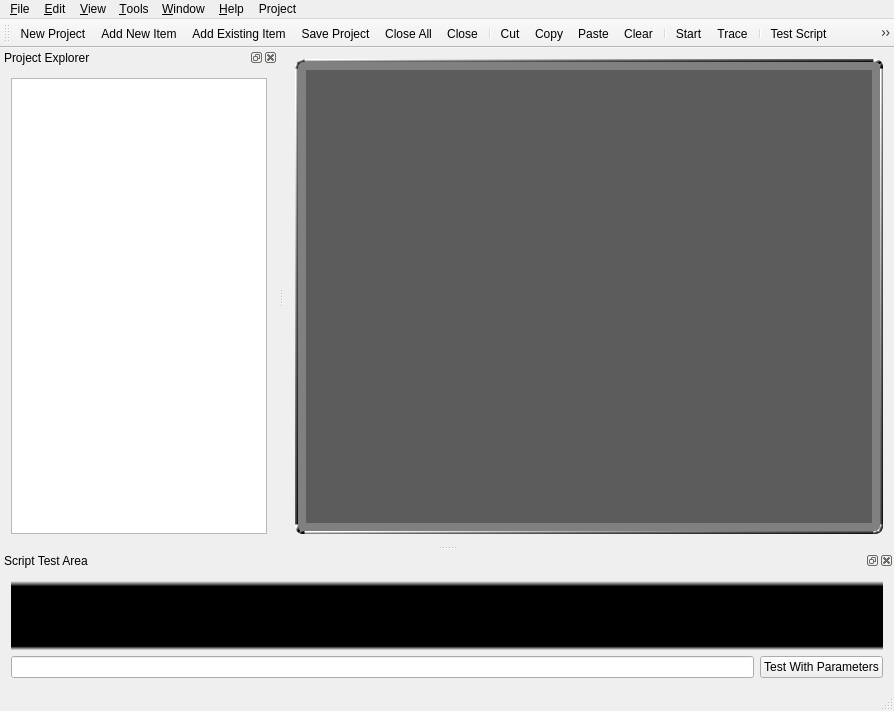
Old version of the form gxbdev/GxMainWindow.ui in the repository osirisgothra/gxbh.
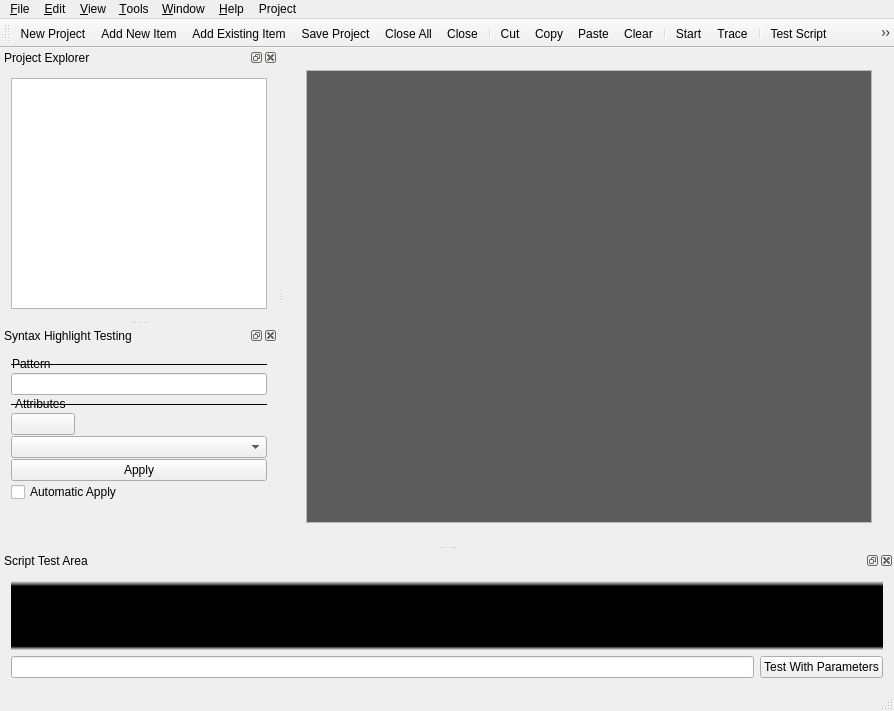
New version of the form. Icons and pictures are not drawn. Custom widgets are drawn as their Qt base class.

Patch:
```diff
--- a/gxbdev/GxMainWindow.ui
+++ b/gxbdev/GxMainWindow.ui
@@ -10,6 +10,12 @@
     <height>711</height>
    </rect>
   </property>
+  <property name="minimumSize">
+   <size>
+    <width>122</width>
+    <height>32</height>
+   </size>
+  </property>
   <property name="windowTitle">
    <string>GxMainWindow</string>
   </property>
@@ -20,18 +26,17 @@
       <property name="autoFillBackground">
        <bool>false</bool>
       </property>
-      <property name="styleSheet">
-       <string notr="true">border: 3px solid; border-radius: 8px; background-color: gray;
-border-color: qlineargradient(spread:pad, x1:0, y1:0, x2:1, y2:1, stop:0.122905 rgba(255, 255, 255, 255), stop:0.486034 rgba(109, 109, 109, 255), stop:1 rgba(0, 0, 0, 255));</string>
-      </property>
       <layout class="QHBoxLayout" name="horizontalLayout_5">
        <item>
         <widget class="QMdiArea" name="mdiArea">
          <property name="autoFillBackground">
           <bool>false</bool>
          </property>
-         <property name="styleSheet">
-          <string notr="true">border: none;</string>
+         <property name="frameShape">
+          <enum>QFrame::StyledPanel</enum>
+         </property>
+         <property name="frameShadow">
+          <enum>QFrame::Sunken</enum>
          </property>
          <property name="background">
           <brush brushstyle="SolidPattern">
@@ -180,6 +185,12 @@
   </widget>
   <widget class="QStatusBar" name="statusBar"/>
   <widget class="QDockWidget" name="dockWidget">
+   <property name="floating">
+    <bool>false</bool>
+   </property>
+   <property name="features">
+    <set>QDockWidget::AllDockWidgetFeatures</set>
+   </property>
    <property name="windowTitle">
     <string>Project Explorer</string>
    </property>
@@ -268,6 +279,125 @@
     </layout>
    </widget>
   </widget>
+  <widget class="QDockWidget" name="dockWidget_2">
+   <property name="minimumSize">
+    <size>
+     <width>260</width>
+     <height>186</height>
+    </size>
+   </property>
+   <property name="maximumSize">
+    <size>
+     <width>2442</width>
+     <height>524287</height>
+    </size>
+   </property>
+   <property name="floating">
+    <bool>true</bool>
+   </property>
+   <property name="features">
+    <set>QDockWidget::AllDockWidgetFeatures</set>
+   </property>
+   <property name="allowedAreas">
+    <set>Qt::AllDockWidgetAreas</set>
+   </property>
+   <property name="windowTitle">
+    <string>Syntax Highlight Testing</string>
+   </property>
+   <attribute name="dockWidgetArea">
+    <number>1</number>
+   </attribute>
+   <widget class="QWidget" name="dockWidgetContents_3">
+    <layout class="QVBoxLayout" name="verticalLayout_2" stretch="0,0,0,0,0,0,0,1">
+     <property name="spacing">
+      <number>1</number>
+     </property>
+     <item>
+      <widget class="QLabel" name="label">
+       <property name="layoutDirection">
+        <enum>Qt::LeftToRight</enum>
+       </property>
+       <property name="frameShape">
+        <enum>QFrame::HLine</enum>
+       </property>
+       <property name="text">
+        <string>Pattern</string>
+       </property>
+       <property name="indent">
+        <number>0</number>
+       </property>
+      </widget>
+     </item>
+     <item>
+      <widget class="QLineEdit" name="sh_pattern"/>
+     </item>
+     <item>
+      <widget class="QLabel" name="label_2">
+       <property name="frameShape">
+        <enum>QFrame::HLine</enum>
+       </property>
+       <property name="text">
+        <string>Attributes</string>
+       </property>
+      </widget>
+     </item>
+     <item>
+      <widget class="KColorButton" name="sh_color">
+       <property name="maximumSize">
+        <size>
+         <width>64</width>
+         <height>16777215</height>
+        </size>
+       </property>
+       <property name="color">
+        <color>
+         <red>255</red>
+         <green>255</green>
+         <blue>0</blue>
+        </color>
+       </property>
+       <property name="defaultColor">
+        <color>
+         <red>255</red>
+         <green>255</green>
+         <blue>0</blue>
+        </color>
+       </property>
+       <property name="alphaChannelEnabled">
+        <bool>true</bool>
+       </property>
+      </widget>
+     </item>
+     <item>
+      <widget class="KFontComboBox" name="sh_font"/>
+     </item>
+     <item>
+      <widget class="QPushButton" name="sh_apply">
+       <property name="text">
+        <string>Apply</string>
+       </property>
+      </widget>
+     </item>
+     <item>
+      <widget class="QCheckBox" name="sh_a">
+       <property name="text">
+        <string>Automatic Apply</string>
+       </property>
+      </widget>
+     </item>
+     <item>
+      <widget class="QFrame" name="frame">
+       <property name="frameShape">
+        <enum>QFrame::NoFrame</enum>
+       </property>
+       <property name="frameShadow">
+        <enum>QFrame::Raised</enum>
+       </property>
+      </widget>
+     </item>
+    </layout>
+   </widget>
+  </widget>
   <action name="actionAbout">
    <property name="icon">
     <iconset theme="help-about">
@@ -575,6 +705,21 @@
  </widget>
  <layoutdefault spacing="6" margin="11"/>
  <customwidgets>
+  <customwidget>
+   <class>KFontComboBox</class>
+   <extends>KComboBox</extends>
+   <header>kfontcombobox.h</header>
+  </customwidget>
+  <customwidget>
+   <class>KColorButton</class>
+   <extends>QPushButton</extends>
+   <header>kcolorbutton.h</header>
+  </customwidget>
+  <customwidget>
+   <class>KComboBox</class>
+   <extends>QComboBox</extends>
+   <header>kcombobox.h</header>
+  </customwidget>
   <customwidget>
    <class>QTermWidget</class>
    <extends>QWidget</extends>
@@ -586,6 +731,22 @@
    <extends>QTreeWidget</extends>
    <header location="global">GxProjectTree.h</header>
   </customwidget>
+  <customwidget>
+   <class>KMainWindow</class>
+   <extends>QMainWindow</extends>
+   <header location="global">KDE/KMainWindow</header>
+   <container>1</container>
+  </customwidget>
+  <customwidget>
+   <class>KMenuBar</class>
+   <extends>QMenuBar</extends>
+   <header location="global">KDE/KMenuBar</header>
+  </customwidget>
+  <customwidget>
+   <class>KMenu</class>
+   <extends>QMenu</extends>
+   <header location="global">KDE/KMenu</header>
+  </customwidget>
  </customwidgets>
  <resources/>
  <connections/>
```
Left out of the diff: 101 changed lines with no effect on the pictures.
